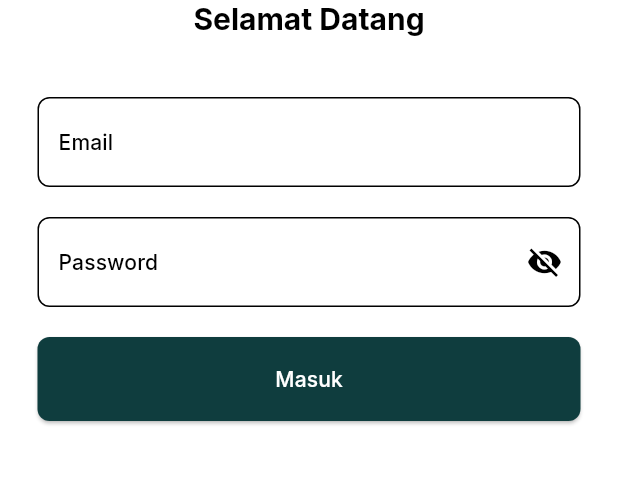
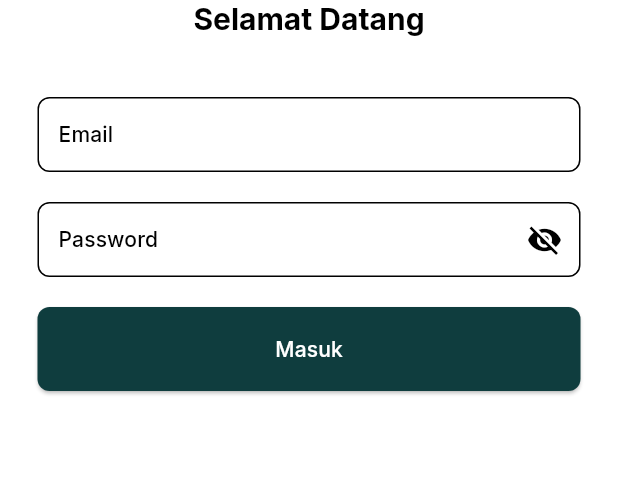
Before and after one commit to kurniaawann/ITMU-APP, a Flutter app: the screen it shows after launch, on a phone screen of 412 x 824 dp, the part 227-712 px from its top. Run offline on Flutter 3.47's test engine with Material 3 defaults, Android fonts, the phone set to English and light mode, and no system bars; our stand-ins replace another_flushbar, bloc, dartz, dio, equatable, flutter_bloc and 8 more; project files that could hold a hidden picture were left out.

Commit message:
add error border

```diff
--- a/lib/framework/widgets/itindo_text_field.dart
+++ b/lib/framework/widgets/itindo_text_field.dart
@@ -16,7 +16,8 @@ class ItindoTextField extends StatefulWidget {
       TextInputType? keyboardType,
       this.maxLength,
       this.contentPaddingVertikal,
-      this.labelText})
+      this.labelText,
+      this.formKey})
       : keyboardType = keyboardType ?? (TextInputType.text),
         assert(maxLength == null ||
             maxLength == TextField.noMaxLength ||
@@ -33,6 +34,7 @@ class ItindoTextField extends StatefulWidget {
   final int? maxLength;
   final Widget? prefixIcon;
   final double? contentPaddingVertikal;
+  final GlobalKey<FormState>? formKey;
 
   @override
   State<ItindoTextField> createState() => _CustomTextFormFieldState();
@@ -42,7 +44,6 @@ class _CustomTextFormFieldState extends State<ItindoTextField> {
   late final TextEditingController controller;
 
   late bool obsecureText;
-  late bool isError;
 
   @override
   void initState() {
@@ -62,7 +63,10 @@ class _CustomTextFormFieldState extends State<ItindoTextField> {
 
   @override
   Widget build(BuildContext context) {
-    return TextFormField(
+    return Form(
+      key: widget.formKey,
+      child: TextFormField(
+        autovalidateMode: AutovalidateMode.onUserInteraction,
         cursorRadius: const Radius.circular(16),
         cursorColor: Colors.grey,
         obscureText: obsecureText,
@@ -89,7 +93,7 @@ class _CustomTextFormFieldState extends State<ItindoTextField> {
               .labelMedium
               ?.copyWith(color: AppColors.blackColor),
           contentPadding:
-            const EdgeInsets.symmetric(vertical: 20, horizontal: 10),
+              const EdgeInsets.symmetric(vertical: 15, horizontal: 10),
           suffixIconColor: AppColors.primaryColor,
           suffixIcon: widget.suffixIcon ??
               (widget.isPassword
@@ -100,16 +104,31 @@ class _CustomTextFormFieldState extends State<ItindoTextField> {
                         });
                       },
                       icon: Icon(
-                        obsecureText ? Icons.visibility_off : Icons.visibility,
+                          obsecureText
+                              ? Icons.visibility_off
+                              : Icons.visibility,
                           color: AppColors.blackColor),
                     )
                   : null),
+          focusedErrorBorder: OutlineInputBorder(
+            borderRadius: BorderRadius.circular(8),
+          ),
+          errorBorder: OutlineInputBorder(
+            borderRadius: BorderRadius.circular(8),
+          ),
           enabledBorder: OutlineInputBorder(
             borderRadius: BorderRadius.circular(8),
           ),
           focusedBorder: OutlineInputBorder(
             borderRadius: BorderRadius.circular(8),
           ),
+          errorStyle: const TextStyle(
+            fontSize: 14,
+            height: 1.2,
+            color: AppColors.redColor,
+            fontWeight: FontWeight.w400,
+          ),
+        ),
       ),
     );
   }
```
Lines whose indentation alone changed are shown as unchanged.
